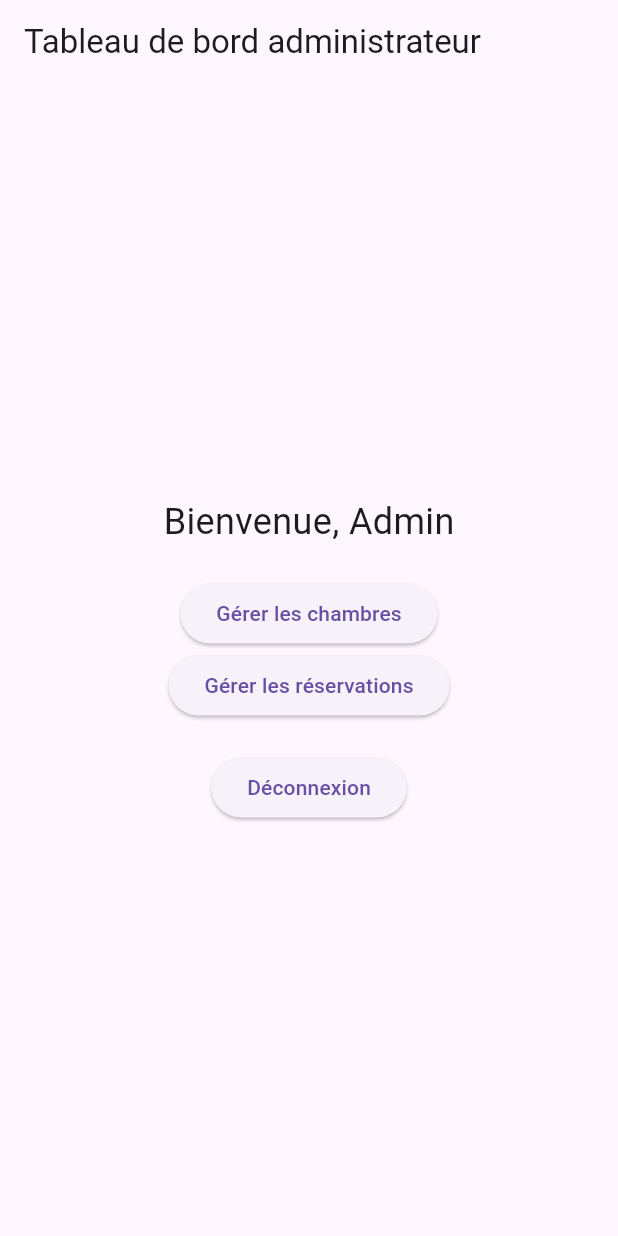
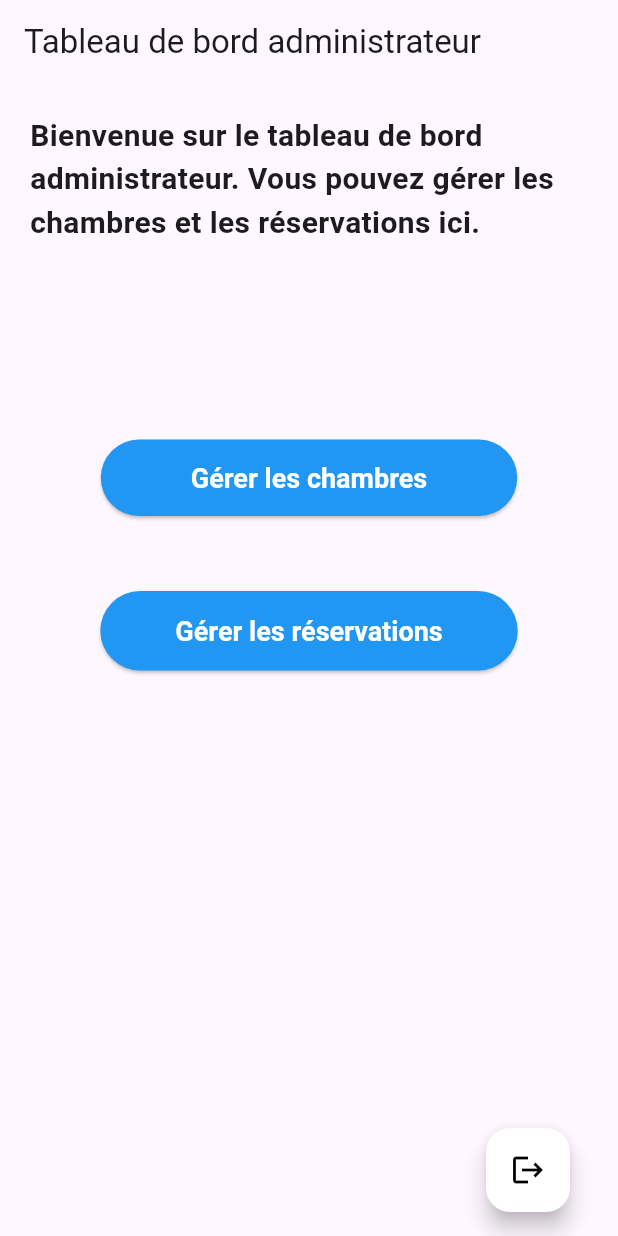
Before and after one commit to aymanDak/HotelFlutter, a Flutter app: the AdminHomePage screen opened directly, on a phone screen of 412 x 824 dp. Run offline on Flutter 3.47's test engine with Material 3 defaults, Android fonts, the phone set to English and light mode, and no system bars; our stand-ins replace animated_text_kit, cloud_firestore, firebase_auth, firebase_core, firebase_storage, image_picker; accounts and stored records are empty; network calls fail.

Commit message:
version imad

```diff
--- a/lib/add_home_page.dart
+++ b/lib/add_home_page.dart
@@ -1,49 +1,102 @@
 import 'package:flutter/material.dart';
 import 'package:hotelflutter/add_room_widget.dart';
 import 'package:hotelflutter/loginA.dart';
+import 'package:animated_text_kit/animated_text_kit.dart';
 
-class AdminHomePage extends StatelessWidget {
+
+class AdminHomePage extends StatefulWidget {
+  @override
+  _AdminHomePageState createState() => _AdminHomePageState();
+}
+
+class _AdminHomePageState extends State<AdminHomePage> {
+  bool _textVisible = false;
+
+  @override
+  void initState() {
+    super.initState();
+    // Définir un délai pour afficher le texte progressivement
+    Future.delayed(Duration(seconds: 1), () {
+      setState(() {
+        _textVisible = true;
+      });
+    });
+  }
+
   @override
   Widget build(BuildContext context) {
     return Scaffold(
       appBar: AppBar(
         title: Text('Tableau de bord administrateur'),
+        automaticallyImplyLeading: false,
       ),
       body: Center(
         child: Column(
-          mainAxisAlignment: MainAxisAlignment.center,
+          mainAxisAlignment: MainAxisAlignment.start,
           children: <Widget>[
-            Text(
-              'Bienvenue, Admin',
-              style: TextStyle(fontSize: 24.0),
+            SizedBox(height: 20.0), // Ajout d'un espace en haut de la page
+            Align(
+              alignment: Alignment.centerLeft,
+              child: Padding(
+                padding: const EdgeInsets.symmetric(horizontal: 20.0),
+                child: AnimatedOpacity(
+                  opacity: _textVisible ? 1.0 : 0.0,
+                  duration: Duration(milliseconds: 500),
+                  child: TypewriterAnimatedTextKit(
+                    isRepeatingAnimation: false,
+                    speed: Duration(milliseconds: 100),
+                    text: ['Bienvenue sur le tableau de bord administrateur. Vous pouvez gérer les chambres et les réservations ici.'],
+                    textStyle: TextStyle(
+                      fontSize: 20.0,
+                      fontWeight: FontWeight.bold,
+                    ),
+                    textAlign: TextAlign.left,
+                  ),
+                ),
+              ),
             ),
-            SizedBox(height: 20.0),
+            SizedBox(height: 130.0),
             ElevatedButton(
               onPressed: () {
                 // Naviguer vers la page de gestion des chambres
                 Navigator.push(context, MaterialPageRoute(builder: (context) => AddRoomWidget()));
               },
+              style: ElevatedButton.styleFrom(
+                padding: EdgeInsets.symmetric(horizontal: 60.0, vertical: 15.0),
+                textStyle: TextStyle(fontSize: 18.0,fontWeight: FontWeight.bold),
+                primary: Colors.blue,
+                onPrimary: Colors.white,
+              ),
               child: Text('Gérer les chambres'),
             ),
+            SizedBox(height: 50.0),
             ElevatedButton(
               onPressed: () {
-                // Action à effectuer lors du clic sur le bouton
-                // Par exemple, naviguer vers une autre page de gestion
+
               },
+              style: ElevatedButton.styleFrom(
+                padding: EdgeInsets.symmetric(horizontal: 50.0, vertical: 16.0),
+                textStyle: TextStyle(fontSize: 18.0,fontWeight: FontWeight.bold),
+                primary: Colors.blue,
+                onPrimary: Colors.white,
+              ),
               child: Text('Gérer les réservations'),
             ),
-            SizedBox(height: 20.0),
-            ElevatedButton(
-              onPressed: () {
-                // Naviguer vers la page de connexion lors de la déconnexion
-                Navigator.push(context, MaterialPageRoute(builder: (context) => logA()));
-              },
-              child: Text('Déconnexion'),
-            ),
-            // Ajoutez d'autres boutons ou éléments selon vos besoins
           ],
         ),
       ),
+      floatingActionButton: Padding(
+        padding: const EdgeInsets.only(bottom: 16.0, right: 16.0),
+        child: FloatingActionButton(
+          onPressed: () {
+            // Naviguer vers la page de connexion lors de la déconnexion
+            Navigator.push(context, MaterialPageRoute(builder: (context) => logA()));
+          },
+          child: Icon(Icons.logout, color: Colors.black), // Icon en noir
+          backgroundColor: Colors.white, // Couleur de fond blanche pour le contraste
+        ),
+      ),
+      floatingActionButtonLocation: FloatingActionButtonLocation.endDocked,
     );
   }
 }
--- a/lib/home_screen.dart
+++ b/lib/home_screen.dart
@@ -28,7 +28,7 @@ class _HomeScreenState extends State<HomeScreen> {
     String? userid = SessionM.getUserId();
     return Scaffold(
       appBar: AppBar(
-        title: Text('Home'),
+        title: Text('Home')
       ),
       body: FutureBuilder<List<Map<String, dynamic>>>(
         future: roomsFuture,
--- a/lib/loginA.dart
+++ b/lib/loginA.dart
@@ -86,7 +86,7 @@ class _logAState extends State<logA> {
                     onPressed: () async {
                       User? user = await login(email: emailcontr.text, password: passcontr.text, context: context);
                       if (user != null) {
-                        Navigator.of(context).pushReplacement(MaterialPageRoute(builder: (context) => AdminHomePage()));
+                        Navigator.of(context).pushReplacement(MaterialPageRoute(builder: (context)=> AdminHomePage()));
                       }
                     },
                     child: const Text(
--- a/pubspec.yaml
+++ b/pubspec.yaml
@@ -30,6 +30,7 @@ environment:
 dependencies:
   flutter:
     sdk: flutter
+  animated_text_kit: ^4.2.2
 
 
   # The following adds the Cupertino Icons font to your application.
```
Also changed, not shown: pubspec.lock.
